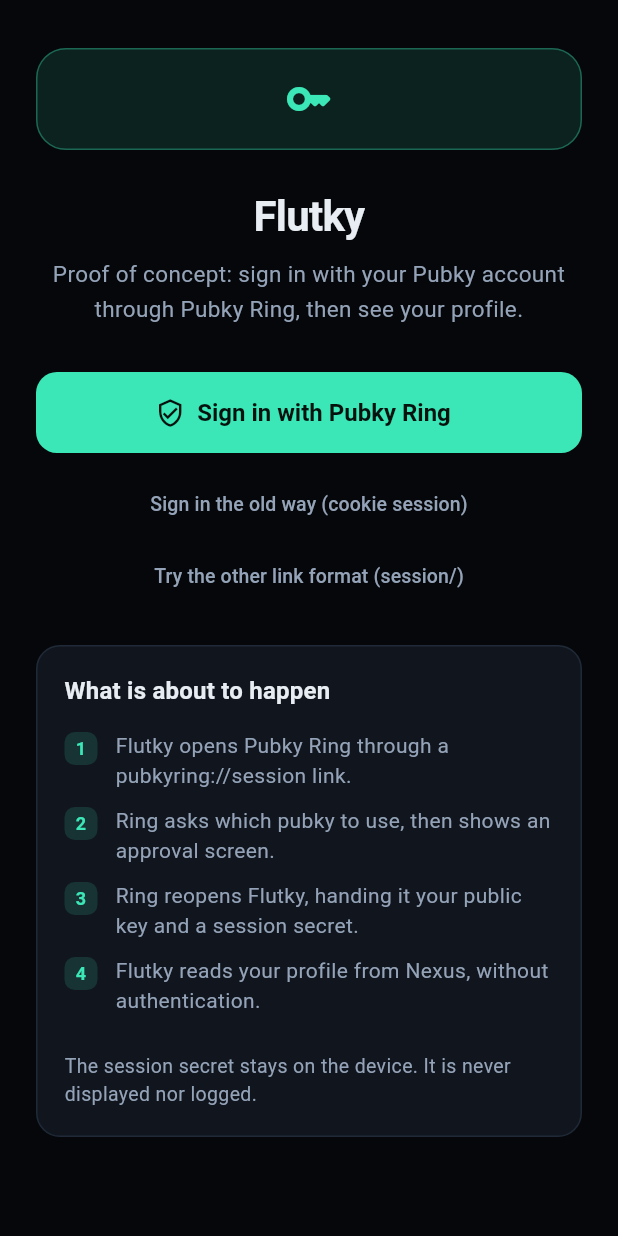
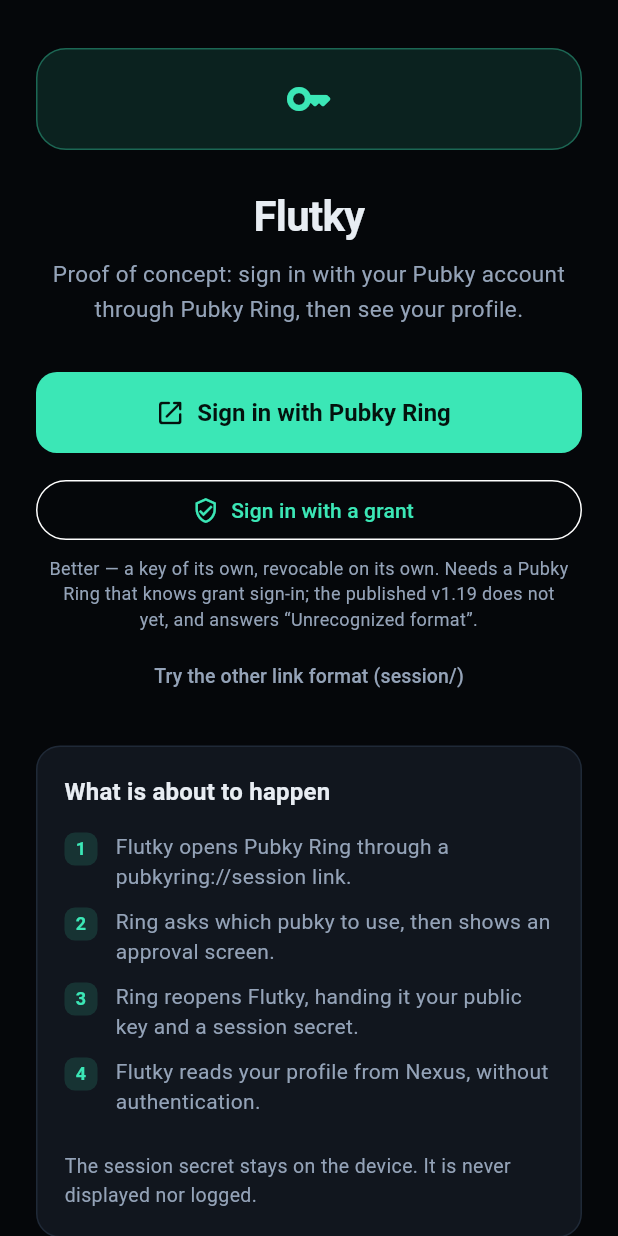
Before and after one commit to PastaGringo/flutky, a Flutter app: the screen it shows after launch, on a phone screen of 412 x 824 dp. Run offline on Flutter 3.47's test engine with Material 3 defaults, Android fonts, the phone set to English and light mode, and no system bars; our stand-ins replace app_links, flutter_secure_storage, image_picker, package_info_plus, shared_preferences; missing offline and left inert: cryptography, pinenacl; accounts and stored records are empty.

Commit message:
fix: le cookie repasse devant, le grant est annoncé pour ce qu'il est
Mesuré sur un vrai téléphone, avec le Pubky Ring du Play Store : un lien
signin_grant rend « Unrecognized format ». Le binaire publié n'a pas le
parseur, alors que le code du tag de même nom l'a — lire le dépôt ne dit pas
ce que les gens ont installé.

Mettre en tête un bouton qui ne peut aboutir pour personne fait paraître
l'application cassée. Le cookie redevient donc l'action principale, et le
grant une action secondaire qui dit à quoi il sert et ce qu'il exige.

Ce n'est pas un renoncement : le grant reste implémenté, éprouvé de bout en
bout, et redeviendra le chemin par défaut le jour où Ring publiera un binaire
qui le comprend. La ligne sous le bouton porte la raison, pour que personne
n'ait à la redécouvrir.

Co-Authored-By: Claude Opus 5 <noreply@anthropic.com>

```diff
--- a/lib/l10n/app_en.arb
+++ b/lib/l10n/app_en.arb
@@ -431,8 +431,9 @@
   "composeQuoting": "QUOTING",
   "postThreadCollapse": "Hide the post being answered",
   "postThreadExpand": "Show the post being answered",
-  "connectButtonGrant": "Sign in with Pubky Ring",
+  "connectButtonGrant": "Sign in with a grant",
   "connectButtonCookie": "Sign in the old way (cookie session)",
   "connectAwaitingApproval": "Waiting for your approval in Pubky Ring. Approve there, and this screen carries on by itself — Ring does not need to reopen Flutky.",
-  "errorGrantUnsupported": "No approval arrived. If Pubky Ring showed “Unrecognized format”, its version does not know grant sign-in yet — use the cookie option below, which still works."
+  "errorGrantUnsupported": "No approval arrived. If Pubky Ring showed “Unrecognized format”, its version does not know grant sign-in yet — use the cookie option below, which still works.",
+  "connectGrantNeedsNewerRing": "Better — a key of its own, revocable on its own. Needs a Pubky Ring that knows grant sign-in; the published v1.19 does not yet, and answers “Unrecognized format”."
 }
--- a/lib/l10n/app_fr.arb
+++ b/lib/l10n/app_fr.arb
@@ -372,8 +372,9 @@
   "composeQuoting": "CITATION DE",
   "postThreadCollapse": "Replier le post d'origine",
   "postThreadExpand": "Afficher le post d'origine",
-  "connectButtonGrant": "Se connecter avec Pubky Ring",
+  "connectButtonGrant": "Se connecter par grant",
   "connectButtonCookie": "Se connecter à l'ancienne (session cookie)",
   "connectAwaitingApproval": "En attente de ton approbation dans Pubky Ring. Approuve là-bas et cet écran continue tout seul — Ring n'a pas besoin de rouvrir Flutky.",
-  "errorGrantUnsupported": "Aucune approbation n'est arrivée. Si Pubky Ring a affiché « Unrecognized format », sa version ne connaît pas encore la connexion par grant — utilise l'option cookie ci-dessous, qui fonctionne toujours."
+  "errorGrantUnsupported": "Aucune approbation n'est arrivée. Si Pubky Ring a affiché « Unrecognized format », sa version ne connaît pas encore la connexion par grant — utilise l'option cookie ci-dessous, qui fonctionne toujours.",
+  "connectGrantNeedsNewerRing": "Mieux — une clé propre à l'app, révocable seule. Demande un Pubky Ring qui connaît le grant ; la v1.19 publiée ne le connaît pas encore et répond « Unrecognized format »."
 }
--- a/lib/l10n/app_localizations.dart
+++ b/lib/l10n/app_localizations.dart
@@ -1414,7 +1414,7 @@ abstract class L10n {
   /// No description provided for @connectButtonGrant.
   ///
   /// In en, this message translates to:
-  /// **'Sign in with Pubky Ring'**
+  /// **'Sign in with a grant'**
   String get connectButtonGrant;
 
   /// No description provided for @connectButtonCookie.
@@ -1434,6 +1434,12 @@ abstract class L10n {
   /// In en, this message translates to:
   /// **'No approval arrived. If Pubky Ring showed “Unrecognized format”, its version does not know grant sign-in yet — use the cookie option below, which still works.'**
   String get errorGrantUnsupported;
+
+  /// No description provided for @connectGrantNeedsNewerRing.
+  ///
+  /// In en, this message translates to:
+  /// **'Better — a key of its own, revocable on its own. Needs a Pubky Ring that knows grant sign-in; the published v1.19 does not yet, and answers “Unrecognized format”.'**
+  String get connectGrantNeedsNewerRing;
 }
 
 class _L10nDelegate extends LocalizationsDelegate<L10n> {
--- a/lib/l10n/app_localizations_en.dart
+++ b/lib/l10n/app_localizations_en.dart
@@ -771,7 +771,7 @@ class L10nEn extends L10n {
   String get postThreadExpand => 'Show the post being answered';
 
   @override
-  String get connectButtonGrant => 'Sign in with Pubky Ring';
+  String get connectButtonGrant => 'Sign in with a grant';
 
   @override
   String get connectButtonCookie => 'Sign in the old way (cookie session)';
@@ -783,4 +783,8 @@ class L10nEn extends L10n {
   @override
   String get errorGrantUnsupported =>
       'No approval arrived. If Pubky Ring showed “Unrecognized format”, its version does not know grant sign-in yet — use the cookie option below, which still works.';
+
+  @override
+  String get connectGrantNeedsNewerRing =>
+      'Better — a key of its own, revocable on its own. Needs a Pubky Ring that knows grant sign-in; the published v1.19 does not yet, and answers “Unrecognized format”.';
 }
--- a/lib/l10n/app_localizations_fr.dart
+++ b/lib/l10n/app_localizations_fr.dart
@@ -772,7 +772,7 @@ class L10nFr extends L10n {
   String get postThreadExpand => 'Afficher le post d\'origine';
 
   @override
-  String get connectButtonGrant => 'Se connecter avec Pubky Ring';
+  String get connectButtonGrant => 'Se connecter par grant';
 
   @override
   String get connectButtonCookie =>
@@ -785,4 +785,8 @@ class L10nFr extends L10n {
   @override
   String get errorGrantUnsupported =>
       'Aucune approbation n\'est arrivée. Si Pubky Ring a affiché « Unrecognized format », sa version ne connaît pas encore la connexion par grant — utilise l\'option cookie ci-dessous, qui fonctionne toujours.';
+
+  @override
+  String get connectGrantNeedsNewerRing =>
+      'Mieux — une clé propre à l\'app, révocable seule. Demande un Pubky Ring qui connaît le grant ; la v1.19 publiée ne le connaît pas encore et répond « Unrecognized format ».';
 }
--- a/lib/screens/connect_screen.dart
+++ b/lib/screens/connect_screen.dart
@@ -123,19 +123,37 @@ class ConnectScreen extends StatelessWidget {
                       ),
                     ),
                   ] else ...[
+                    // Cookie first, grant second — and it is not a preference.
+                    //
+                    // Grant is the better mechanism and the one pubky-core
+                    // recommends, but the Pubky Ring people actually have
+                    // answers "Unrecognized format" to a `signin_grant` link:
+                    // measured on a real phone with the Play Store build, and
+                    // on the published v1.19 binary, whose bundle carries no
+                    // grant parser even though the source tag of that name
+                    // does. Leading with a button that cannot work for anyone
+                    // would make the app look broken.
                     FilledButton.icon(
+                      onPressed: () => onConnect(SessionUrlVariant.plain),
+                      icon: const Icon(Icons.open_in_new_rounded, size: 20),
+                      label: Text(l.connectButton),
+                    ),
+                    const SizedBox(height: 14),
+                    OutlinedButton.icon(
                       onPressed: onConnectGrant,
-                      icon: const Icon(Icons.verified_user_outlined, size: 20),
+                      icon: const Icon(Icons.verified_user_outlined, size: 18),
                       label: Text(l.connectButtonGrant),
                     ),
-                    const SizedBox(height: 10),
-                    TextButton(
-                      onPressed: () => onConnect(SessionUrlVariant.plain),
+                    Padding(
+                      padding: const EdgeInsets.fromLTRB(8, 6, 8, 0),
                       child: Text(
-                        l.connectButtonCookie,
-                        style: const TextStyle(color: kTextMuted, fontSize: 13),
+                        l.connectGrantNeedsNewerRing,
+                        textAlign: TextAlign.center,
+                        style: const TextStyle(
+                            color: kTextMuted, fontSize: 12, height: 1.4),
                       ),
                     ),
+                    const SizedBox(height: 6),
                     TextButton(
                       onPressed: () => onConnect(SessionUrlVariant.trailingSlash),
                       child: Text(
--- a/pubspec.yaml
+++ b/pubspec.yaml
@@ -1,7 +1,7 @@
 name: flutky
 description: "A new Flutter project."
 publish_to: 'none'
-version: 0.18.0+18
+version: 0.19.0+19
 
 environment:
   sdk: ^3.12.0
```
